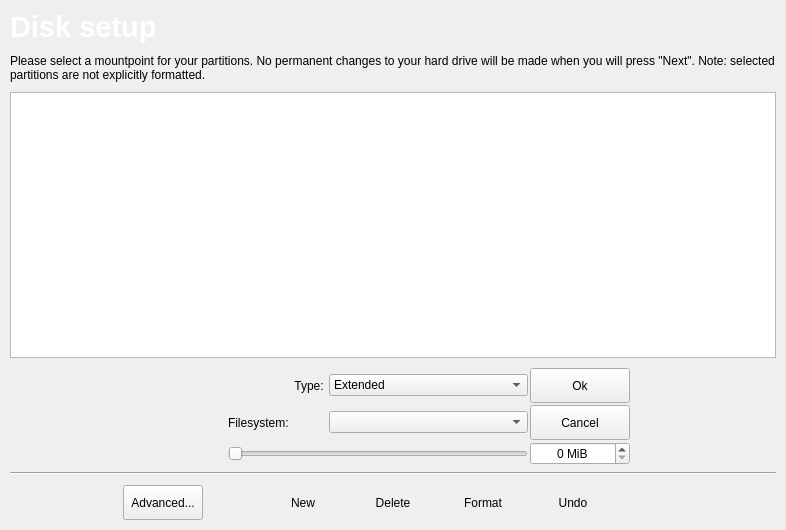
First picture: the form in ui/pages/partition.ui, repository Inkane/Tribe, before the edit.
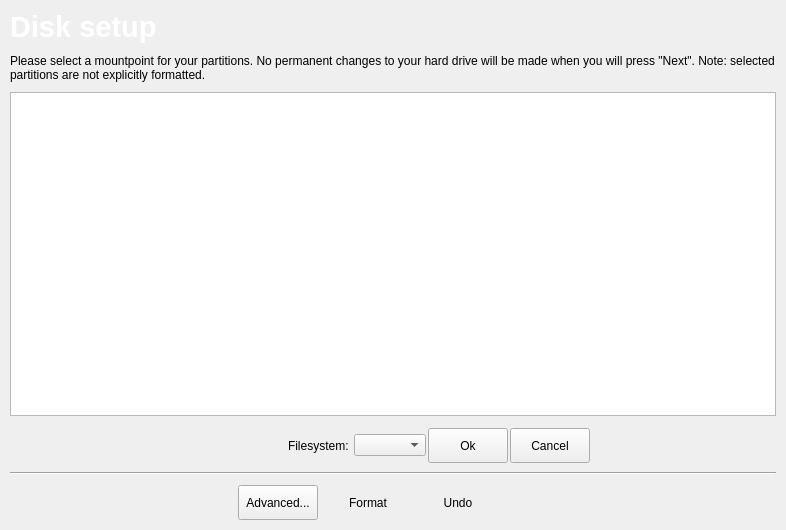
Second picture: the form after the edit. Custom widgets are drawn as their Qt base class.

Commit message: remove unstable stuff from partition page

What changed in the file:
```diff
--- a/ui/pages/partition.ui
+++ b/ui/pages/partition.ui
@@ -94,30 +94,6 @@
         <layout class="QHBoxLayout" name="FileSystemLayout">
          <item>
           <layout class="QGridLayout" name="gridLayout">
-           <item row="0" column="3">
-            <widget class="QLabel" name="typeLabel">
-             <property name="text">
-              <string>Type: </string>
-             </property>
-             <property name="alignment">
-              <set>Qt::AlignRight|Qt::AlignTrailing|Qt::AlignVCenter</set>
-             </property>
-            </widget>
-           </item>
-           <item row="0" column="4" colspan="2">
-            <widget class="KComboBox" name="typeBox">
-             <item>
-              <property name="text">
-               <string>Extended</string>
-              </property>
-             </item>
-             <item>
-              <property name="text">
-               <string>Primary</string>
-              </property>
-             </item>
-            </widget>
-           </item>
            <item row="1" column="3">
             <widget class="QLabel" name="filesystemLabel">
              <property name="enabled">
@@ -135,7 +111,7 @@
              </property>
             </widget>
            </item>
-           <item row="0" column="8" rowspan="3">
+           <item row="0" column="9" rowspan="3">
             <spacer name="horizontalSpacer_4">
              <property name="orientation">
               <enum>Qt::Horizontal</enum>
@@ -161,20 +137,7 @@
              </property>
             </spacer>
            </item>
-           <item row="0" column="6">
-            <widget class="KPushButton" name="editPartitionOkButton">
-             <property name="minimumSize">
-              <size>
-               <width>0</width>
-               <height>35</height>
-              </size>
-             </property>
-             <property name="text">
-              <string>Ok</string>
-             </property>
-            </widget>
-           </item>
-           <item row="1" column="6">
+           <item row="1" column="7">
             <widget class="KPushButton" name="editPartitionCancelButton">
              <property name="minimumSize">
               <size>
@@ -200,48 +163,7 @@
              </property>
             </spacer>
            </item>
-           <item row="2" column="3" colspan="3">
-            <widget class="QSlider" name="sizeSlider">
-             <property name="minimumSize">
-              <size>
-               <width>300</width>
-               <height>0</height>
-              </size>
-             </property>
-             <property name="orientation">
-              <enum>Qt::Horizontal</enum>
-             </property>
-            </widget>
-           </item>
-           <item row="2" column="6">
-            <widget class="KIntSpinBox" name="sizeSpinBox">
-             <property name="minimumSize">
-              <size>
-               <width>100</width>
-               <height>0</height>
-              </size>
-             </property>
-             <property name="maximumSize">
-              <size>
-               <width>100</width>
-               <height>16777215</height>
-              </size>
-             </property>
-             <property name="alignment">
-              <set>Qt::AlignCenter</set>
-             </property>
-             <property name="suffix">
-              <string> MiB</string>
-             </property>
-             <property name="singleStep">
-              <number>10</number>
-             </property>
-             <property name="base">
-              <number>100</number>
-             </property>
-            </widget>
-           </item>
-           <item row="0" column="7" rowspan="3">
+           <item row="0" column="8" rowspan="3">
             <spacer name="horizontalSpacer_5">
              <property name="orientation">
               <enum>Qt::Horizontal</enum>
@@ -267,6 +189,19 @@
              </property>
             </spacer>
            </item>
+           <item row="1" column="6">
+            <widget class="KPushButton" name="editPartitionOkButton">
+             <property name="minimumSize">
+              <size>
+               <width>0</width>
+               <height>35</height>
+              </size>
+             </property>
+             <property name="text">
+              <string>Ok</string>
+             </property>
+            </widget>
+           </item>
           </layout>
          </item>
         </layout>
@@ -329,63 +264,6 @@
        </property>
       </widget>
      </item>
-     <item>
-      <widget class="QPushButton" name="newPartTableButton">
-       <property name="minimumSize">
-        <size>
-         <width>35</width>
-         <height>35</height>
-        </size>
-       </property>
-       <property name="toolTip">
-        <string>Create a new partition table on the selected device</string>
-       </property>
-       <property name="text">
-        <string/>
-       </property>
-       <property name="flat">
-        <bool>true</bool>
-       </property>
-      </widget>
-     </item>
-     <item>
-      <widget class="QPushButton" name="newButton">
-       <property name="minimumSize">
-        <size>
-         <width>35</width>
-         <height>35</height>
-        </size>
-       </property>
-       <property name="toolTip">
-        <string/>
-       </property>
-       <property name="text">
-        <string>New</string>
-       </property>
-       <property name="flat">
-        <bool>true</bool>
-       </property>
-      </widget>
-     </item>
-     <item>
-      <widget class="QPushButton" name="deleteButton">
-       <property name="minimumSize">
-        <size>
-         <width>35</width>
-         <height>35</height>
-        </size>
-       </property>
-       <property name="toolTip">
-        <string/>
-       </property>
-       <property name="text">
-        <string>Delete</string>
-       </property>
-       <property name="flat">
-        <bool>true</bool>
-       </property>
-      </widget>
-     </item>
      <item>
       <widget class="QPushButton" name="formatButton">
        <property name="minimumSize">
@@ -464,11 +342,6 @@
   </layout>
  </widget>
  <customwidgets>
-  <customwidget>
-   <class>KIntSpinBox</class>
-   <extends>QSpinBox</extends>
-   <header>knuminput.h</header>
-  </customwidget>
   <customwidget>
    <class>KPushButton</class>
    <extends>QPushButton</extends>
```
The commit also changes 2 other files.
